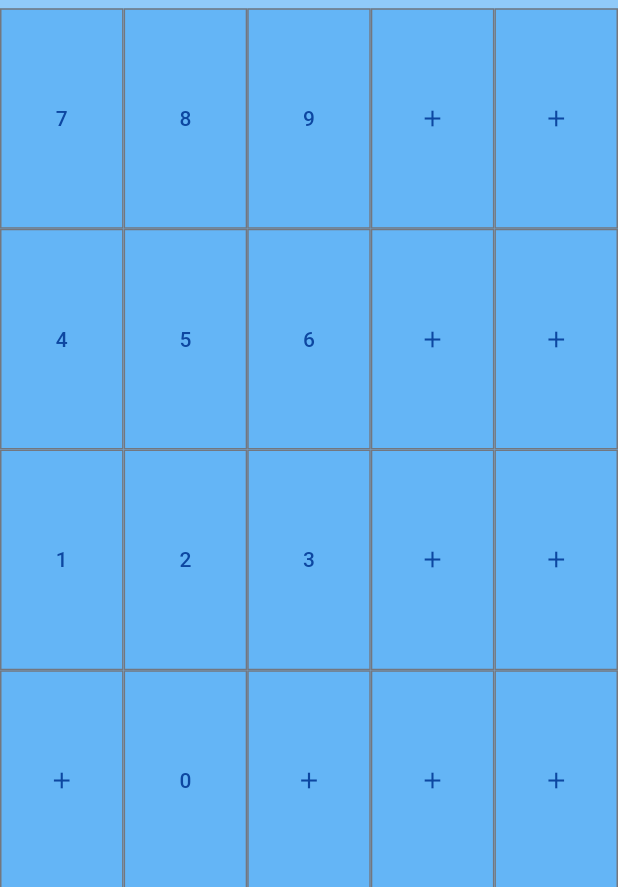
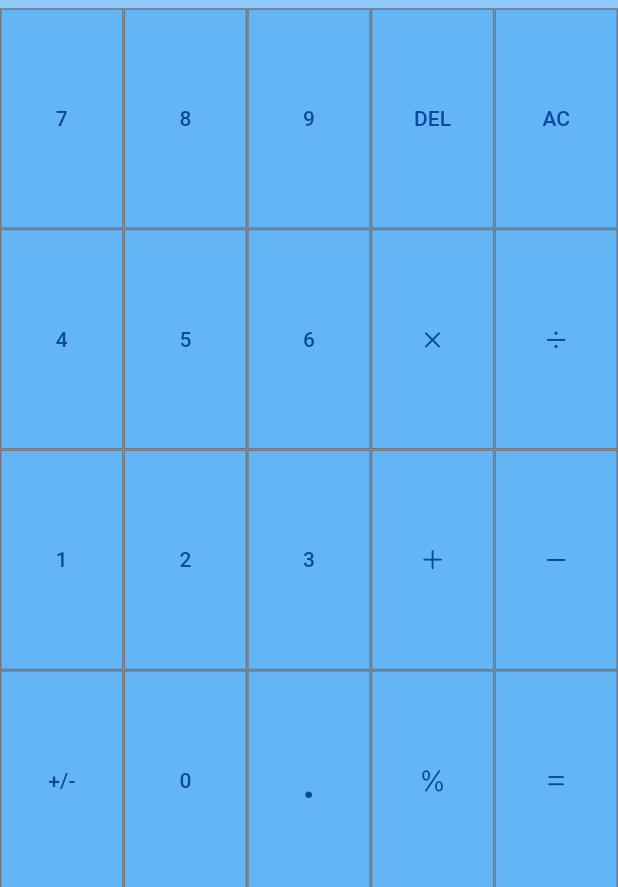
Before and after one commit to KAlalwani/calculator, a Flutter app: the screen it shows after launch, on a phone screen of 412 x 824 dp. Shown: the part 345-1232 px from the top of the screen. Run offline on Flutter 3.47's test engine with Material 3 defaults, Android fonts, the light colour scheme and no system bars.

Commit message:
intial calculator

```diff
--- a/lib/main.dart
+++ b/lib/main.dart
@@ -1,4 +1,5 @@
 import 'package:flutter/material.dart';
+import 'package:flutter/cupertino.dart';
 
 void main() {
   runApp(const MyApp());
@@ -34,6 +35,8 @@ class MyHomePage extends StatefulWidget {
 class _MyHomePageState extends State<MyHomePage> {
   int? x;
   int? y;
+  int total = 0;
+  String equation ='';
 
   int _add(int x, int y){return 0;}
   int _sub(int x, int y){return 0;}
@@ -120,7 +123,7 @@ class _MyHomePageState extends State<MyHomePage> {
                             backgroundColor: Colors.blue[300],
                             shape: RoundedRectangleBorder( borderRadius: BorderRadius.zero)
                           ),
-                          child: Icon(Icons.add, color: Colors.blue[900],)) ,
+                          child: Text('DEL', style: TextStyle(color: Colors.blue[900]),)) ,
                         ),
                         //AC
                         Expanded(
@@ -130,7 +133,7 @@ class _MyHomePageState extends State<MyHomePage> {
                             backgroundColor: Colors.blue[300],
                             shape: RoundedRectangleBorder( borderRadius: BorderRadius.zero)
                           ),
-                          child: Icon(Icons.add, color: Colors.blue[900],)) ,
+                          child: Text('AC', style: TextStyle(color: Colors.blue[900]),)) ,
                         ),
 
                       ]
@@ -191,7 +194,7 @@ class _MyHomePageState extends State<MyHomePage> {
                             backgroundColor: Colors.blue[300],
                             shape: RoundedRectangleBorder( borderRadius: BorderRadius.zero)
                           ),
-                          child: Icon(Icons.add, color: Colors.blue[900],)) ,
+                          child: Icon(CupertinoIcons.multiply, color: Colors.blue[900],)) ,
                         ),
                         //div
                         Expanded(
@@ -201,7 +204,7 @@ class _MyHomePageState extends State<MyHomePage> {
                             backgroundColor: Colors.blue[300],
                             shape: RoundedRectangleBorder( borderRadius: BorderRadius.zero)
                           ),
-                          child: Icon(Icons.add, color: Colors.blue[900],)) ,
+                          child: Icon(CupertinoIcons.divide, color: Colors.blue[900],)) ,
                         ),
 
                       ]
@@ -262,7 +265,7 @@ class _MyHomePageState extends State<MyHomePage> {
                             backgroundColor: Colors.blue[300],
                             shape: RoundedRectangleBorder( borderRadius: BorderRadius.zero)
                           ),
-                          child: Icon(Icons.add, color: Colors.blue[900],)) ,
+                          child: Icon(CupertinoIcons.add, color: Colors.blue[900],)) ,
                         ),
                         //sub
                         Expanded(
@@ -272,7 +275,7 @@ class _MyHomePageState extends State<MyHomePage> {
                             backgroundColor: Colors.blue[300],
                             shape: RoundedRectangleBorder( borderRadius: BorderRadius.zero)
                           ),
-                          child: Icon(Icons.add, color: Colors.blue[900],)) ,
+                          child: Icon(CupertinoIcons.minus, color: Colors.blue[900],)) ,
                         ),
 
                       ]
@@ -291,7 +294,7 @@ class _MyHomePageState extends State<MyHomePage> {
                             backgroundColor: Colors.blue[300],
                             shape: RoundedRectangleBorder( borderRadius: BorderRadius.zero)
                           ),
-                          child: Icon(Icons.add, color: Colors.blue[900],)) ,
+                          child: Text('+/-', style: TextStyle(color: Colors.blue[900]),)) ,
                         ),
                         //[0]
                         Expanded(
@@ -315,7 +318,7 @@ class _MyHomePageState extends State<MyHomePage> {
                             backgroundColor: Colors.blue[300],
                             shape: RoundedRectangleBorder( borderRadius: BorderRadius.zero)
                           ),
-                          child: Icon(Icons.add, color: Colors.blue[900],)) ,
+                          child: Text('.', style: TextStyle(color: Colors.blue[900], fontSize: 33),)) ,
                         ),
                         //percent
                         Expanded(
@@ -325,7 +328,7 @@ class _MyHomePageState extends State<MyHomePage> {
                             backgroundColor: Colors.blue[300],
                             shape: RoundedRectangleBorder( borderRadius: BorderRadius.zero)
                           ),
-                          child: Icon(Icons.add, color: Colors.blue[900],)) ,
+                          child: Icon(CupertinoIcons.percent, color: Colors.blue[900],)) ,
                         ),
                         // =
                         Expanded(
@@ -335,7 +338,7 @@ class _MyHomePageState extends State<MyHomePage> {
                             backgroundColor: Colors.blue[300],
                             shape: RoundedRectangleBorder( borderRadius: BorderRadius.zero)
                           ),
-                          child: Icon(Icons.add, color: Colors.blue[900],)) ,
+                          child: Icon(CupertinoIcons.equal, color: Colors.blue[900],)) ,
                         ),
 
                       ]
```
Also changed, not shown: analysis_options.yaml (line endings or trailing spaces), pubspec.yaml (line endings or trailing spaces), 80 other files.
